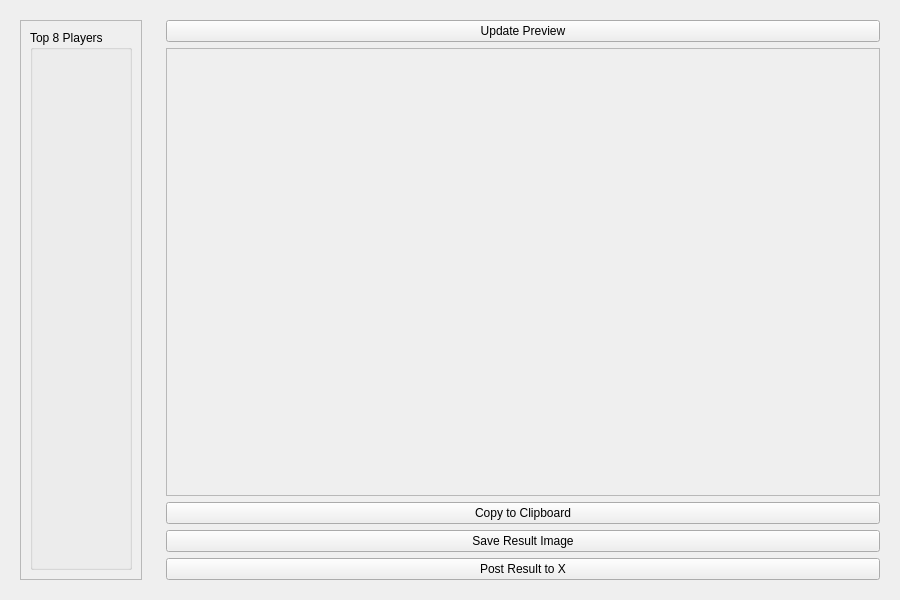
First picture: the form in src/layout/AutonaResultSettings.ui, repository yuya-tagu/Autona, before the edit.
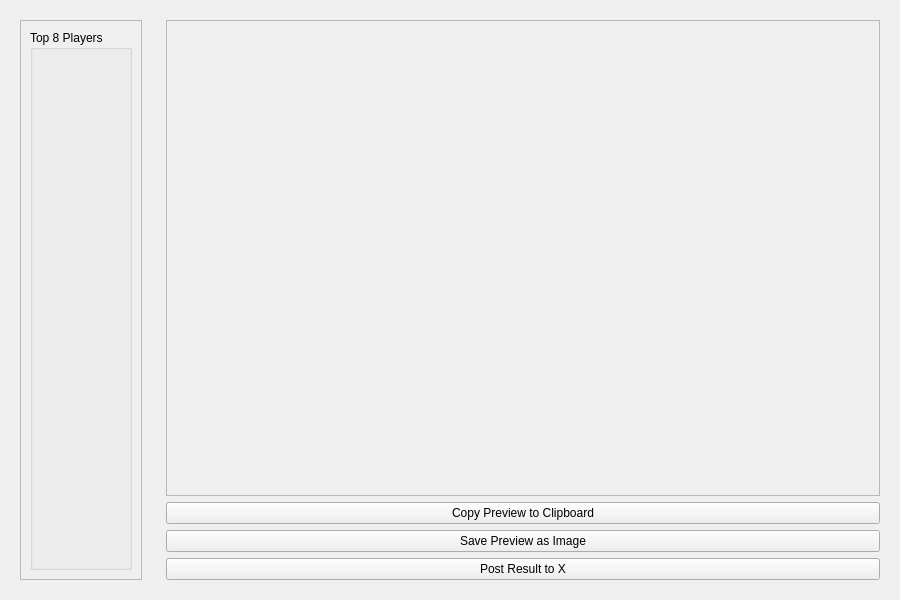
Second picture: the form after the edit.

What changed in the file:
```diff
--- a/src/layout/AutonaResultSettings.ui
+++ b/src/layout/AutonaResultSettings.ui
@@ -58,13 +58,6 @@
       </sizepolicy>
      </property>
      <layout class="QVBoxLayout" name="verticalLayout_right">
-      <item>
-       <widget class="QPushButton" name="btUpdatePreview">
-        <property name="text">
-         <string>Update Preview</string>
-        </property>
-       </widget>
-      </item>
       <item>
        <widget class="QScrollArea" name="scrollArea_right">
         <property name="sizePolicy">
@@ -90,14 +83,14 @@
       <item>
        <widget class="QPushButton" name="btCopyToClipboard">
         <property name="text">
-         <string>Copy to Clipboard</string>
+         <string>Copy Preview to Clipboard</string>
         </property>
        </widget>
       </item>
       <item>
        <widget class="QPushButton" name="btSaveResult">
         <property name="text">
-         <string>Save Result Image</string>
+         <string>Save Preview as Image</string>
         </property>
        </widget>
       </item>
```
